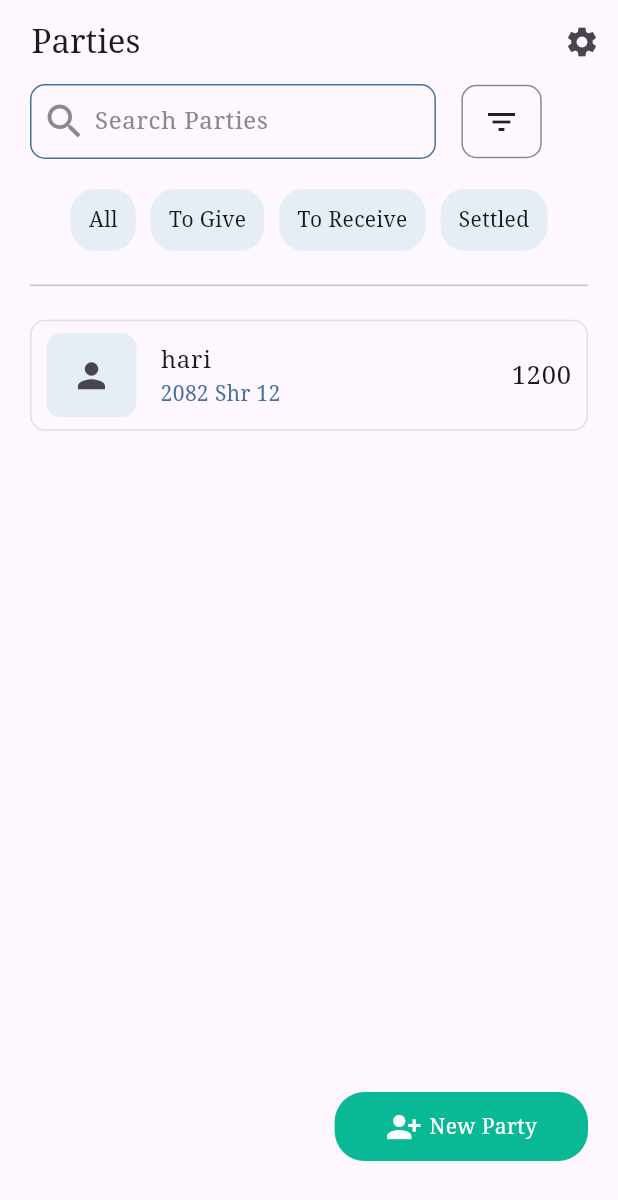
After one commit to SUMANKC7/CapstoneProject-BachatSathi-ExpenseTracker-, a Flutter app: the screen it shows after launch, on a phone screen of 412 x 824 dp. The commit adds this screen. Shown: the top 1200 px of the screen. Run offline on Flutter 3.47's test engine with Material 3 defaults, Android fonts, the light colour scheme and no system bars; our stand-ins replace cloud_firestore, firebase_auth, firebase_core, google_sign_in; accounts and stored records are empty.

Commit message:
making ui of add party

```diff
--- /dev/null
+++ b/lib/features/home/screen/addparties.dart
@@ -0,0 +1,120 @@
+import 'package:expensetrack/core/appcolors.dart';
+import 'package:expensetrack/features/transactions/widgets/filter_widget.dart';
+import 'package:expensetrack/features/transactions/widgets/transaction_widget.dart';
+import 'package:flutter/material.dart';
+
+class Addparties extends StatelessWidget {
+  const Addparties({super.key});
+
+  @override
+  Widget build(BuildContext context) {
+    return Scaffold(
+      appBar: AppBar(
+        title: Padding(
+          padding: EdgeInsets.only(left: 5),
+          child: Text("Parties"),
+        ),
+        actions: [IconButton(onPressed: () {}, icon: Icon(Icons.settings))],
+      ),
+      body: Stack(
+        children: [
+          Padding(
+            padding: EdgeInsets.symmetric(horizontal: 20),
+            child: Column(
+              children: [
+                Row(
+                  children: [
+                    Container(
+                      padding: EdgeInsets.only(left: 7),
+                      decoration: BoxDecoration(
+                        borderRadius: BorderRadius.circular(10),
+                        border: Border.all(color: AppColors.navBarIcon),
+                      ),
+                      child: Row(
+                        spacing: 5,
+                        children: [
+                          Icon(
+                            Icons.search,
+                            size: 30,
+                            color: AppColors.subTextGrey,
+                          ),
+                          SizedBox(
+                            width: MediaQuery.sizeOf(context).width * 0.55,
+                            child: TextFormField(
+                              decoration: InputDecoration(
+                                border: InputBorder.none,
+                                hintText: "Search Parties",
+                                hintStyle: TextStyle(
+                                  color: AppColors.subTextGrey,
+                                ),
+                              ),
+                            ),
+                          ),
+                        ],
+                      ),
+                    ),
+                    SizedBox(width: 17),
+                    Container(
+                      width: MediaQuery.sizeOf(context).width * 0.13,
+                      height: 49,
+                      decoration: BoxDecoration(
+                        border: Border.all(color: AppColors.subTextGrey),
+                        borderRadius: BorderRadius.circular(10),
+                      ),
+                      child: Icon(Icons.filter_list),
+                    ),
+                  ],
+                ),
+                SizedBox(height: 20),
+                SingleChildScrollView(
+                  scrollDirection: Axis.horizontal,
+                  child: Row(
+                    spacing: 10,
+                    children: [
+                      FilterTime(filterdate: "All"),
+                      FilterTime(filterdate: "To Give"),
+                      FilterTime(filterdate: 'To Receive'),
+                      FilterTime(filterdate: "Settled"),
+                    ],
+                  ),
+                ),
+                SizedBox(height: 15),
+                Divider(),
+                SizedBox(height: 15),
+                TransactionsWidgets(
+                  icon: Icons.person,
+                  title: "hari",
+                  subtitle: "2082 Shr 12",
+                  cost: "1200",
+                ),
+              ],
+            ),
+          ),
+          Positioned(
+            right: 20,
+            bottom: 50,
+            child: Container(
+              height: 46,
+              width: MediaQuery.sizeOf(context).width * 0.41,
+              decoration: BoxDecoration(
+                color: AppColors.greenAccent,
+                borderRadius: BorderRadius.circular(20),
+              ),
+              child: Row(
+                mainAxisAlignment: MainAxisAlignment.center,
+                children: [
+                  Icon(Icons.person_add_alt_1, color: AppColors.cardWhite),
+                  SizedBox(width: 5),
+                  Text(
+                    "New Party",
+                    style: TextStyle(color: AppColors.cardWhite),
+                  ),
+                ],
+              ),
+            ),
+          ),
+        ],
+      ),
+    );
+  }
+}
--- a/lib/features/transactions/widgets/filter_widget.dart
+++ b/lib/features/transactions/widgets/filter_widget.dart
@@ -1,4 +1,3 @@
-
 import 'package:expensetrack/core/appcolors.dart';
 import 'package:flutter/material.dart';
 
@@ -10,7 +9,7 @@ class FilterTime extends StatelessWidget {
   Widget build(BuildContext context) {
     return Container(
       height: MediaQuery.sizeOf(context).height * 0.05,
-      width: MediaQuery.sizeOf(context).width * 0.3,
+      // width: MediaQuery.sizeOf(context).width * 0.3,
       padding: EdgeInsets.symmetric(horizontal: 12, vertical: 8),
       decoration: BoxDecoration(
         borderRadius: BorderRadius.circular(16),
--- a/lib/features/transactions/widgets/transaction_widget.dart
+++ b/lib/features/transactions/widgets/transaction_widget.dart
@@ -17,14 +17,11 @@ class TransactionsWidgets extends StatelessWidget {
   @override
   Widget build(BuildContext context) {
     return ListTile(
-
       contentPadding: EdgeInsets.zero,
       shape: OutlineInputBorder(
         borderRadius: BorderRadius.circular(10),
-        borderSide: BorderSide(
-          color: AppColors.transactiontype
-        )
-        ),
+        borderSide: BorderSide(color: Colors.grey.shade300),
+      ),
       leading: Padding(
         padding: const EdgeInsets.only(left: 10),
         child: Container(
--- a/lib/main.dart
+++ b/lib/main.dart
@@ -1,12 +1,13 @@
 import 'package:cloud_firestore/cloud_firestore.dart';
 import 'package:expensetrack/all_provider.dart';
+import 'package:expensetrack/features/home/screen/addparties.dart';
 import 'package:expensetrack/features/home/screen/homescreen.dart';
 import 'package:flutter/material.dart';
 import 'package:firebase_core/firebase_core.dart';
 import 'firebase_options.dart';
 
 void main() async {
-    WidgetsFlutterBinding.ensureInitialized();
+  WidgetsFlutterBinding.ensureInitialized();
   await Firebase.initializeApp(options: DefaultFirebaseOptions.currentPlatform);
   FirebaseFirestore.instance.settings = Settings(
     persistenceEnabled: true, //Enable offline cache
@@ -21,7 +22,7 @@ class MyApp extends StatelessWidget {
   Widget build(BuildContext context) {
     return MaterialApp(
       theme: ThemeData(useMaterial3: true, fontFamily: "serif"),
-      home: const Homescreen (),
+      home: const Addparties(),
     );
   }
 }
```
